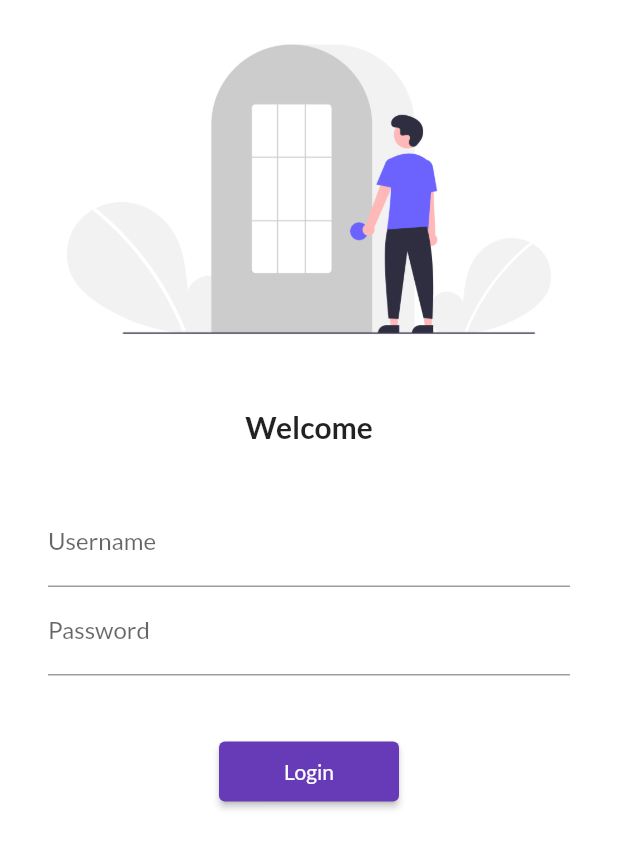
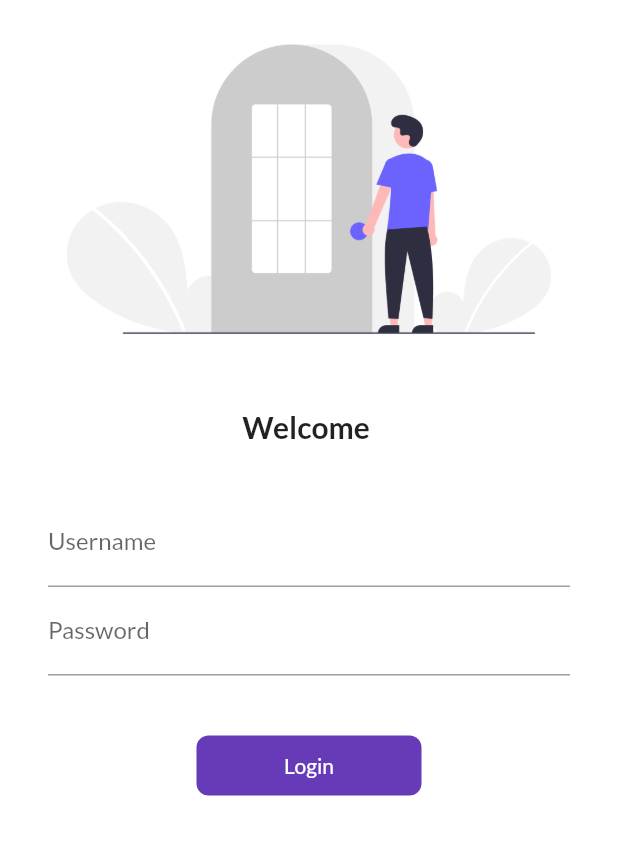
Before and after one commit to jay2607-cmd/flutterByCodepur, a Flutter app: the screen it shows after launch, on a phone screen of 412 x 824 dp. Shown: the top 849 px of the screen. Run offline on Flutter 3.47's test engine with Material 2 defaults, Android fonts, the phone set to English and light mode, and no system bars; our stand-ins replace google_fonts.

Commit message:
day 6 completed

```diff
--- a/lib/pages/login_page.dart
+++ b/lib/pages/login_page.dart
@@ -1,27 +1,33 @@
 import 'package:flutter/material.dart';
 import 'package:practice/pages/utils/routes.dart';
 
-class LoginPage extends StatelessWidget {
+class LoginPage extends StatefulWidget {
   const LoginPage({Key? key}) : super(key: key);
+
+  @override
+  State<LoginPage> createState() => _LoginPageState();
+}
+
+class _LoginPageState extends State<LoginPage> {
+  String name = "";
+  bool changeButton = false;
 
   @override
   Widget build(BuildContext context) {
     return Material(
       color: Colors.white,
-
       child: SingleChildScrollView(
         child: Column(
           children: [
             Image.asset(
               "assets/images/login.png",
               fit: BoxFit.cover,
-
             ),
             const SizedBox(
               height: 20.0,
             ),
-              const Text(
-                "Welcome",
+            Text(
+              "Welcome $name",
               style: TextStyle(fontSize: 20, fontWeight: FontWeight.bold),
             ),
             const SizedBox(
@@ -36,6 +42,10 @@ class LoginPage extends StatelessWidget {
                       hintText: "Enter username",
                       labelText: "Username",
                     ),
+                    onChanged: (value) {
+                      name = value;
+                      setState(() {});
+                    },
                   ),
                   TextFormField(
                     obscureText: true,
@@ -47,12 +57,48 @@ class LoginPage extends StatelessWidget {
                   const SizedBox(
                     height: 40,
                   ),
-                    ElevatedButton(onPressed: () {
+
+                  InkWell(
+                    onTap: () async {
+                      setState(() {
+                        changeButton = true;
+                      });
+
+                      await Future.delayed(Duration(seconds: 1));
+
                       Navigator.pushNamed(context,MyRoute.homeRoute);
                     },
-                     child: Text("Login"),
-                     style: TextButton.styleFrom(minimumSize: Size(120,40)),
+                    child: AnimatedContainer(
+                      duration: Duration(seconds: 1),
+                      width: changeButton ? 50 : 150,
+                      height: 40,
+                      alignment: Alignment.center,
+
+                      child: changeButton
+                          ? const Icon(Icons.done,
+                           color: Colors.white,)
+                          : const Text(
+                              "Login",
+                              style: TextStyle(
+                                color: Colors.white,
+                              ),
+                            ),
+
+                      decoration: BoxDecoration(
+                          // shape: changeButton? BoxShape.circle : BoxShape.rectangle,
+
+                          color: Colors.deepPurple,
+                          borderRadius:
+                              BorderRadius.circular(changeButton ? 50 : 8)),
+                    ),
                   )
+
+                  // ElevatedButton(onPressed: () {
+                  //   Navigator.pushNamed(context,MyRoute.homeRoute);
+                  // },
+                  //  child: Text("Login"),
+                  //  style: TextButton.styleFrom(minimumSize: Size(120,40)),
+                  //  )
                 ],
               ),
             )
@@ -60,6 +106,5 @@ class LoginPage extends StatelessWidget {
         ),
       ),
     );
-
   }
 }
```
Lines whose indentation alone changed are shown as unchanged.
